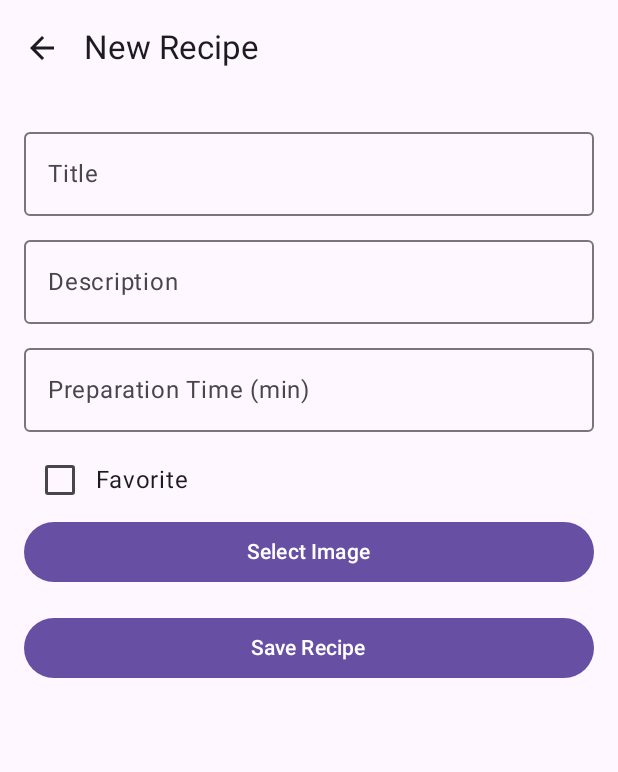
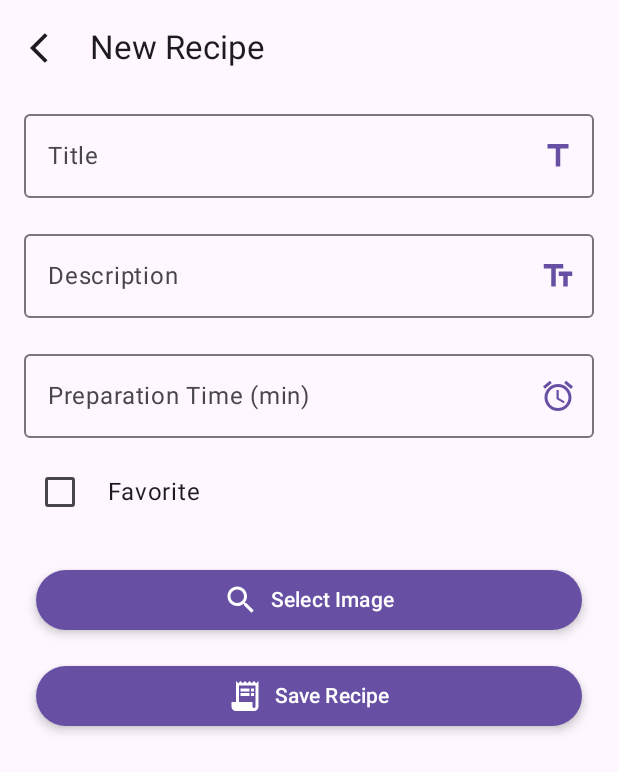
Before and after one commit to Bamo0507/RecipeApp, an Android app built with Jetpack Compose: the RecipeFormRoute screen opened through its navigation route, on a phone screen of 412 x 824 dp. Shown: the top 772 px of the screen. Run offline under Robolectric (Android 15) with nearby library versions, the phone set to English and light mode, and no system bars; our stand-ins replace Room's generated code; network calls fail; pictures from the network do not load.

Commit message:
style: minor modifications were made in some screens to fit smaller phones

```diff
--- a/app/src/main/java/com/app/recipeapp/MainActivity.kt
+++ b/app/src/main/java/com/app/recipeapp/MainActivity.kt
@@ -2,6 +2,7 @@ package com.app.recipeapp
 
 import android.content.Context
 import android.os.Bundle
+import android.view.View
 import androidx.activity.ComponentActivity
 import androidx.activity.compose.setContent
 import androidx.activity.enableEdgeToEdge
@@ -14,11 +15,14 @@ import com.app.recipeapp.data.local.preferences.DataStoreUserPrefs
 import com.app.recipeapp.navigation.AppNavigation
 import com.app.recipeapp.ui.theme.RecipeAppTheme
 
+
 class MainActivity : ComponentActivity() {
     private val Context.dataStore by preferencesDataStore(name = "user_prefs")
     override fun onCreate(savedInstanceState: Bundle?) {
         super.onCreate(savedInstanceState)
         val userPreferences = DataStoreUserPrefs(dataStore)
+        window.decorView.systemUiVisibility = (
+                View.SYSTEM_UI_FLAG_LAYOUT_STABLE)
         enableEdgeToEdge()
         setContent {
             val navController = rememberNavController()
@@ -26,7 +30,8 @@ class MainActivity : ComponentActivity() {
                 Scaffold(modifier = Modifier.fillMaxSize()) { innerPadding ->
                     AppNavigation(
                         navController = navController,
-                        userPreferences = userPreferences
+                        userPreferences = userPreferences,
+
                     )
                 }
             }
--- a/app/src/main/java/com/app/recipeapp/navigation/AppNavigation.kt
+++ b/app/src/main/java/com/app/recipeapp/navigation/AppNavigation.kt
@@ -1,6 +1,7 @@
 package com.app.recipeapp.navigation
 
 import androidx.compose.runtime.Composable
+import androidx.compose.ui.Modifier
 import androidx.navigation.NavHostController
 import androidx.navigation.compose.NavHost
 import com.app.recipeapp.data.local.preferences.UserPreferences
@@ -15,7 +16,7 @@ import com.app.recipeapp.presentation.splash.splashScreen
 @Composable
 fun AppNavigation(
     navController: NavHostController,
-    userPreferences: UserPreferences
+    userPreferences: UserPreferences,
 ){
     NavHost(
         navController = navController,
--- a/app/src/main/java/com/app/recipeapp/presentation/login/LoginScreen.kt
+++ b/app/src/main/java/com/app/recipeapp/presentation/login/LoginScreen.kt
@@ -22,6 +22,7 @@ import androidx.compose.material3.ButtonDefaults
 import androidx.compose.material3.Icon
 import androidx.compose.material3.MaterialTheme
 import androidx.compose.material3.OutlinedTextField
+import androidx.compose.material3.Scaffold
 import androidx.compose.material3.Surface
 import androidx.compose.material3.Text
 import androidx.compose.runtime.Composable
@@ -29,9 +30,6 @@ import androidx.compose.runtime.LaunchedEffect
 import androidx.compose.runtime.getValue
 import androidx.compose.ui.Alignment
 import androidx.compose.ui.Modifier
-import androidx.compose.ui.draw.blur
-import androidx.compose.ui.draw.clip
-import androidx.compose.ui.draw.clipToBounds
 import androidx.compose.ui.graphics.Brush
 import androidx.compose.ui.graphics.Color
 import androidx.compose.ui.layout.ContentScale
@@ -93,12 +91,14 @@ fun loginScreen(
     if(state.isLoading){
         RecipeLoadingScreen()
     } else{
+        Scaffold { paddingValues ->
             Column(
                 modifier = modifier.fillMaxSize()
+                    .padding(paddingValues)
             ){
                 // Background image with text at the bottom
                 Box(
-                modifier = Modifier.fillMaxWidth().height(500.dp)
+                    modifier = Modifier.fillMaxWidth().height(400.dp)
                 ) {
                     // Main Image
                     Image(
@@ -145,8 +145,9 @@ fun loginScreen(
                     placeholder = { Text("username@gmail.com") },
                     modifier = Modifier
                         .fillMaxWidth()
-                    .padding(horizontal = 24.dp, vertical = 8.dp),
-                shape = RoundedCornerShape(8.dp)
+                        .padding(horizontal = 24.dp, vertical = 4.dp),
+                    shape = RoundedCornerShape(8.dp),
+                    singleLine = true
                 )
                 OutlinedTextField(
                     value = state.password,
@@ -157,8 +158,9 @@ fun loginScreen(
                     visualTransformation = PasswordVisualTransformation(),
                     modifier = Modifier
                         .fillMaxWidth()
-                    .padding(horizontal = 24.dp, vertical = 8.dp),
+                        .padding(horizontal = 24.dp, vertical = 4.dp),
                     shape = RoundedCornerShape(8.dp),
+                    singleLine = true
                 )
 
 
@@ -216,6 +218,8 @@ fun loginScreen(
                 Spacer(modifier = Modifier.height(6.dp))
             }
         }
+    }
+
 }
 
 @Preview(showBackground = true)
--- a/app/src/main/java/com/app/recipeapp/presentation/mainFlow/recipes/account/AccountScreen.kt
+++ b/app/src/main/java/com/app/recipeapp/presentation/mainFlow/recipes/account/AccountScreen.kt
@@ -30,6 +30,7 @@ import androidx.compose.material3.CardDefaults
 import androidx.compose.material3.Icon
 import androidx.compose.material3.IconButton
 import androidx.compose.material3.MaterialTheme
+import androidx.compose.material3.Scaffold
 import androidx.compose.material3.Text
 import androidx.compose.runtime.Composable
 import androidx.compose.runtime.getValue
@@ -98,9 +99,12 @@ fun AccountScreen(
             savedPath?.let { changePath(it) }
         }
     }
+
+    Scaffold { paddingValues ->
         Column(
             modifier = modifier
                 .fillMaxSize()
+                .padding(paddingValues)
         ) {
             Box(
                 modifier = Modifier
@@ -108,7 +112,7 @@ fun AccountScreen(
                     .height(200.dp)
             ) {
                 Image(
-                painter = painterResource(id = R.drawable.account_background),
+                    painter = painterResource(id = R.drawable.log_background2),
                     contentDescription = "City Background",
                     contentScale = ContentScale.Crop,
                     modifier = Modifier.fillMaxSize()
@@ -165,7 +169,7 @@ fun AccountScreen(
                                         imageVector = Icons.Default.Edit,
                                         contentDescription = "Edit profile image",
                                         tint = Color.White,
-                                    modifier = Modifier.size(20.dp)
+                                        modifier = Modifier.size(25.dp)
                                     )
                                 }
 
@@ -214,6 +218,9 @@ fun AccountScreen(
                 }
             }
         }
+
+    }
+
 }
 
 @Composable
--- a/app/src/main/java/com/app/recipeapp/presentation/mainFlow/recipes/recipeForm/RecipeFormScreen.kt
+++ b/app/src/main/java/com/app/recipeapp/presentation/mainFlow/recipes/recipeForm/RecipeFormScreen.kt
@@ -7,6 +7,7 @@ import android.content.res.Configuration
 import androidx.activity.compose.rememberLauncherForActivityResult
 import androidx.activity.result.contract.ActivityResultContracts
 import androidx.compose.foundation.layout.*
+import androidx.compose.foundation.shape.RoundedCornerShape
 import androidx.compose.foundation.text.KeyboardOptions
 import androidx.compose.material3.Checkbox
 import androidx.compose.material3.ExperimentalMaterial3Api
@@ -20,8 +21,17 @@ import androidx.compose.material3.TopAppBarDefaults
 import androidx.compose.material3.Button
 import androidx.compose.material3.MaterialTheme
 import androidx.compose.material.icons.Icons
+import androidx.compose.material.icons.filled.AccessAlarm
 import androidx.compose.material.icons.filled.ArrowBack
+import androidx.compose.material.icons.filled.ArrowBackIos
+import androidx.compose.material.icons.filled.Receipt
+import androidx.compose.material.icons.filled.ReceiptLong
 import androidx.compose.material.icons.filled.Search
+import androidx.compose.material.icons.filled.TextFields
+import androidx.compose.material.icons.filled.Title
+import androidx.compose.material3.ButtonDefaults
+import androidx.compose.material3.Card
+import androidx.compose.material3.CardDefaults
 import androidx.compose.runtime.Composable
 import androidx.compose.runtime.getValue
 import androidx.compose.runtime.remember
@@ -94,12 +104,15 @@ fun RecipeFormScreen(
     Scaffold(
         topBar = {
             TopAppBar(
-                title = { Text(stringResource(R.string.newRecipe)) },
+                title = { Text(
+                    text = stringResource(R.string.newRecipe),
+                    modifier = Modifier.padding(start = 4.dp)) },
                 navigationIcon = {
                     IconButton(onClick = onBack) {
                         Icon(
-                            imageVector = Icons.Default.ArrowBack,
-                            contentDescription = "Go back"
+                            imageVector = Icons.Default.ArrowBackIos,
+                            contentDescription = "Go back",
+                            modifier = Modifier.padding(start = 8.dp)
                         )
                     }
                 },
@@ -112,18 +125,34 @@ fun RecipeFormScreen(
         Column(
             modifier = Modifier
                 .fillMaxSize()
-                .padding(paddingValues)
-                .padding(16.dp)
+                .padding(paddingValues),
+            horizontalAlignment = Alignment.CenterHorizontally
         ) {
             /*
             Set of outlined text fields for the forms
              */
+            Column(
+                modifier = Modifier
+                    .weight(1f)
+                    .fillMaxWidth()
+                    .padding(horizontal = 16.dp)
+            ){
                 OutlinedTextField(
                     value = state.title,
                     onValueChange = onTitleChange,
                     label = { Text(stringResource(R.string.recipeTitle)) },
                     isError = state.titleError != null,
-                modifier = Modifier.fillMaxWidth()
+                    modifier = Modifier
+                        .fillMaxWidth()
+                        .padding(vertical = 4.dp),
+                    trailingIcon = {
+                        Icon(
+                            imageVector = Icons.Default.Title,
+                            contentDescription = "Title Field",
+                            tint = MaterialTheme.colorScheme.primary
+                        )
+                    },
+                    singleLine = true
                 )
                 if (state.titleError != null) {
                     Text(
@@ -139,7 +168,15 @@ fun RecipeFormScreen(
                     onValueChange = onDescriptionChange,
                     label = { Text(stringResource(R.string.recipeDesc)) },
                     isError = state.descriptionError != null,
-                modifier = Modifier.fillMaxWidth()
+                    modifier = Modifier
+                        .fillMaxWidth()
+                        .padding(vertical = 4.dp),
+                    trailingIcon = { Icon(
+                        imageVector = Icons.Default.TextFields,
+                        contentDescription = "Decription Field",
+                        tint = MaterialTheme.colorScheme.primary)
+                    },
+                    singleLine = true
                 )
                 if (state.descriptionError != null) {
                     Text(
@@ -156,7 +193,15 @@ fun RecipeFormScreen(
                     label = { Text(stringResource(R.string.recipePrep)) },
                     isError = state.prepTimeError != null,
                     keyboardOptions = KeyboardOptions(keyboardType = KeyboardType.Number),
-                modifier = Modifier.fillMaxWidth()
+                    modifier = Modifier
+                        .fillMaxWidth()
+                        .padding(vertical = 4.dp),
+                    trailingIcon = { Icon(
+                        imageVector = Icons.Default.AccessAlarm,
+                        contentDescription = "Prep Time Field",
+                        tint = MaterialTheme.colorScheme.primary)
+                    },
+                    singleLine = true
                 )
                 if (state.prepTimeError != null) {
                     Text(
@@ -167,15 +212,38 @@ fun RecipeFormScreen(
                 }
                 Spacer(modifier = Modifier.height(8.dp))
 
-            Row(verticalAlignment = Alignment.CenterVertically) {
+                Row(
+                    modifier = Modifier.fillMaxWidth(),
+                    verticalAlignment = Alignment.CenterVertically
+                ) {
                     Checkbox(
                         checked = state.isFavorite,
                         onCheckedChange = onToggleFavorite
                     )
+                    Spacer(modifier = Modifier.width(8.dp))
                     Text(stringResource(R.string.recipeFav))
+                }
+                Spacer(modifier = Modifier.height(16.dp))
+                Button(
+                    onClick = { imagePickerLauncher.launch("image/*") },
+                    modifier = Modifier
+                        .fillMaxWidth()
+                        .padding(8.dp),
+                    elevation = ButtonDefaults.buttonElevation(defaultElevation = 4.dp)
+                ) {
+                    Icon(imageVector = Icons.Default.Search, contentDescription = "Pick Image")
+                    Spacer(modifier = Modifier.width(8.dp))
+                    Text(stringResource(R.string.recipeImage))
                 }
 
                 if (state.imagePath.isNotEmpty()) {
+                    Card(
+                        shape = RoundedCornerShape(12.dp),
+                        elevation = CardDefaults.cardElevation(4.dp),
+                        modifier = Modifier
+                            .fillMaxWidth()
+                            .padding(vertical = 8.dp, horizontal = 12.dp)
+                    ) {
                         AsyncImage(
                             model = when {
                                 state.imagePath.startsWith("http") -> state.imagePath
@@ -183,31 +251,29 @@ fun RecipeFormScreen(
                                 state.imagePath.startsWith("content://") -> state.imagePath
                                 else -> "file://${state.imagePath}"
                             },
-                    contentDescription = "Image Selected",
+                            contentDescription = "Selected Image",
                             contentScale = ContentScale.Crop,
                             modifier = Modifier
                                 .fillMaxWidth()
                                 .height(200.dp)
                         )
-                Spacer(modifier = Modifier.height(4.dp))
-
+                    }
                 }
 
-            // Button for adding image
-            Button(
-                onClick = { imagePickerLauncher.launch("image/*") },
-                modifier = Modifier.fillMaxWidth()
-            ) {
-                Text(stringResource(R.string.recipeImage))
-            }
-            Spacer(modifier = Modifier.height(16.dp))
                 // Button for saving recipe
                 Button(
                     onClick = onSaveRecipe,
-                modifier = Modifier.fillMaxWidth()
+                    modifier = Modifier
+                        .fillMaxWidth()
+                        .padding(8.dp),
+                    elevation = ButtonDefaults.buttonElevation(defaultElevation = 4.dp)
                 ) {
+                    Icon(imageVector = Icons.Default.ReceiptLong, contentDescription = "Pick Image")
+                    Spacer(modifier = Modifier.width(8.dp))
                     Text(stringResource(R.string.recipeSave))
                 }
+            }
+
         }
     }
 }
--- a/app/src/main/java/com/app/recipeapp/presentation/mainFlow/recipes/recipeList/RecipeListScreen.kt
+++ b/app/src/main/java/com/app/recipeapp/presentation/mainFlow/recipes/recipeList/RecipeListScreen.kt
@@ -276,7 +276,6 @@ fun RecipeGridItem(
             ) {
                 if(recipe.imagePath != ""){
                     AsyncImage(
-                        //TODO: refactor this
                         model = when {
                             recipe.imagePath.startsWith("http") -> recipe.imagePath
                             recipe.imagePath.startsWith("file://") -> recipe.imagePath
--- a/app/src/main/java/com/app/recipeapp/presentation/mainFlow/recipes/recipeList/RecipeListViewModel.kt
+++ b/app/src/main/java/com/app/recipeapp/presentation/mainFlow/recipes/recipeList/RecipeListViewModel.kt
@@ -30,9 +30,9 @@ class RecipeListViewModel(
 
             val recipeListFromRepo = recipeRepository.getAllRecipes()
 
-            // Map repository objects to your Recipe model
+            // Map repository objects to Recipe model
             val recipes = recipeListFromRepo.map {
-                Log.d("RecipeList", "Image path: ${it.imagePath}") // Llamada correcta antes de construir el objeto
+                Log.d("RecipeList", "Image path: ${it.imagePath}")
                 Recipe(
                     id = it.id,
                     title = it.title,
```
Also changed, not shown: 1 other file. Lines whose indentation alone changed are shown as unchanged.
